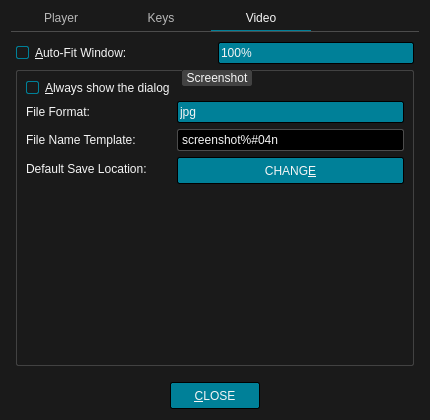
This is src/ui/preferencesdialog.ui in u8sand/Baka-MPlayer as Qt 5 draws it before an edit. The edited form follows.
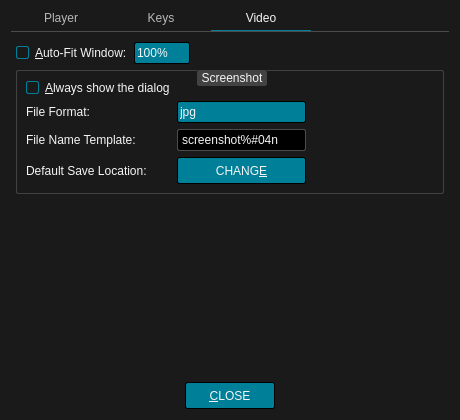
This is the edited form. The open tabs and pages were chosen to show the change. Icons and pictures are not drawn.

Commit message: preferencesdialog: added remove button to key bindings @u8sand: needs programming

What changed in the file:
```diff
--- a/src/ui/preferencesdialog.ui
+++ b/src/ui/preferencesdialog.ui
@@ -6,7 +6,7 @@
    <rect>
     <x>0</x>
     <y>0</y>
-    <width>430</width>
+    <width>460</width>
     <height>420</height>
    </rect>
   </property>
@@ -505,6 +505,19 @@
            </item>
           </widget>
          </item>
+         <item>
+          <spacer name="spacer">
+           <property name="orientation">
+            <enum>Qt::Horizontal</enum>
+           </property>
+           <property name="sizeHint" stdset="0">
+            <size>
+             <width>40</width>
+             <height>20</height>
+            </size>
+           </property>
+          </spacer>
+         </item>
         </layout>
        </item>
        <item>
@@ -512,18 +525,18 @@
          <property name="title">
           <string>Screenshot</string>
          </property>
-         <layout class="QFormLayout" name="formLayout">
-          <property name="fieldGrowthPolicy">
-           <enum>QFormLayout::AllNonFixedFieldsGrow</enum>
-          </property>
-          <item row="2" column="0">
-           <widget class="QLabel" name="label">
+         <layout class="QGridLayout" name="gridLayout">
+          <item row="0" column="0">
+           <widget class="QCheckBox" name="checkBox">
             <property name="text">
-             <string>File Format:</string>
+             <string>&amp;Always show the dialog</string>
+            </property>
+            <property name="checked">
+             <bool>true</bool>
             </property>
            </widget>
           </item>
-          <item row="2" column="1">
+          <item row="1" column="1">
            <widget class="QComboBox" name="formatComboBox">
             <item>
              <property name="text">
@@ -542,47 +555,93 @@
             </item>
            </widget>
           </item>
-          <item row="3" column="1">
-           <widget class="QLineEdit" name="templateLineEdit">
-            <property name="text">
-             <string>screenshot%#04n</string>
-            </property>
-           </widget>
-          </item>
-          <item row="3" column="0">
+          <item row="2" column="0">
            <widget class="QLabel" name="label_2">
             <property name="text">
              <string>File Name Template:</string>
             </property>
            </widget>
           </item>
-          <item row="4" column="1">
+          <item row="1" column="0">
+           <widget class="QLabel" name="label">
+            <property name="text">
+             <string>File Format:</string>
+            </property>
+           </widget>
+          </item>
+          <item row="3" column="1">
            <widget class="QPushButton" name="changeButton">
             <property name="text">
              <string>CHANG&amp;E</string>
             </property>
            </widget>
           </item>
-          <item row="4" column="0">
+          <item row="2" column="1">
+           <widget class="QLineEdit" name="templateLineEdit">
+            <property name="text">
+             <string>screenshot%#04n</string>
+            </property>
+           </widget>
+          </item>
+          <item row="3" column="0">
            <widget class="QLabel" name="label_3">
             <property name="text">
              <string>Default Save Location:</string>
             </property>
            </widget>
           </item>
-          <item row="1" column="0">
-           <widget class="QCheckBox" name="checkBox">
-            <property name="text">
-             <string>&amp;Always show the dialog</string>
+          <item row="1" column="2">
+           <spacer name="horizontalSpacer">
+            <property name="orientation">
+             <enum>Qt::Horizontal</enum>
             </property>
             <property name="checked">
              <bool>true</bool>
             </property>
-           </widget>
+           </spacer>
+          </item>
+          <item row="2" column="2">
+           <spacer name="horizontalSpacer_2">
+            <property name="orientation">
+             <enum>Qt::Horizontal</enum>
+            </property>
+            <property name="sizeHint" stdset="0">
+             <size>
+              <width>40</width>
+              <height>20</height>
+             </size>
+            </property>
+           </spacer>
+          </item>
+          <item row="3" column="2">
+           <spacer name="horizontalSpacer_3">
+            <property name="orientation">
+             <enum>Qt::Horizontal</enum>
+            </property>
+            <property name="sizeHint" stdset="0">
+             <size>
+              <width>40</width>
+              <height>20</height>
+             </size>
+            </property>
+           </spacer>
           </item>
          </layout>
         </widget>
        </item>
+       <item>
+        <spacer name="verticalSpacer">
+         <property name="orientation">
+          <enum>Qt::Vertical</enum>
+         </property>
+         <property name="sizeHint" stdset="0">
+          <size>
+           <width>20</width>
+           <height>40</height>
+          </size>
+         </property>
+        </spacer>
+       </item>
       </layout>
      </widget>
     </widget>
@@ -590,7 +649,7 @@
    <item>
     <layout class="QHBoxLayout" name="horizontalLayout_2">
      <item>
-      <spacer name="horizontalSpacer">
+      <spacer name="spacer_3">
        <property name="orientation">
         <enum>Qt::Horizontal</enum>
        </property>
@@ -613,7 +672,7 @@
       </widget>
      </item>
      <item>
-      <spacer name="horizontalSpacer_2">
+      <spacer name="spacer_2">
        <property name="orientation">
         <enum>Qt::Horizontal</enum>
        </property>
```
Left out of the diff: 75 changed lines with no effect on the pictures.
